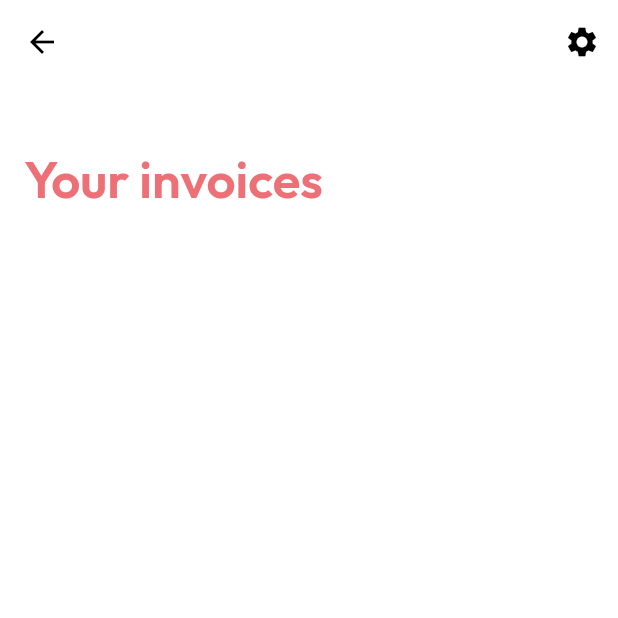
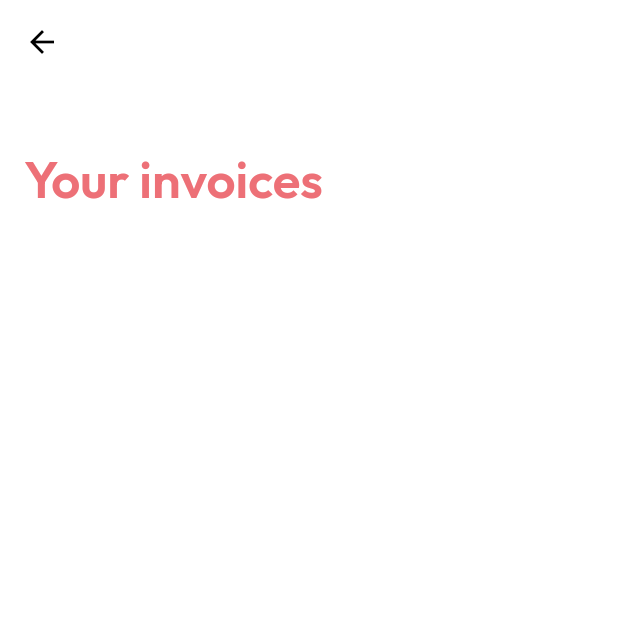
Before and after one commit to theolm/ambush-app, a Flutter app: the InvoiceListPage screen opened directly, on a phone screen of 412 x 824 dp, the top half of it. Run offline on Flutter 3.47's test engine with Material 2 defaults, Android fonts, the phone set to English and light mode, and no system bars; drawn by our look-alikes of dynamic_color; our stand-ins replace auto_route, flutter_mobx, get_it, google_fonts, hive, hive_flutter and 5 more; accounts and stored records are empty; generated files the repository leaves out were written again.

Commit message:
hiding settings button

```diff
--- a/lib/src/presentation/invoice_list/list_page.dart
+++ b/lib/src/presentation/invoice_list/list_page.dart
@@ -36,11 +36,15 @@ class InvoiceListPage extends StatelessWidget {
         ),
         centerTitle: false,
         actions: [
-          IconButton(
-            icon: const Icon(Icons.settings),
-            onPressed: () {
-              context.router.push(const SettingsRoute());
-            },
+
+          Visibility(
+            visible: false,
+            child: IconButton(
+              icon: const Icon(Icons.settings),
+              onPressed: () {
+                context.router.push(const SettingsRoute());
+              },
+            ),
           )
         ],
       ),
```
